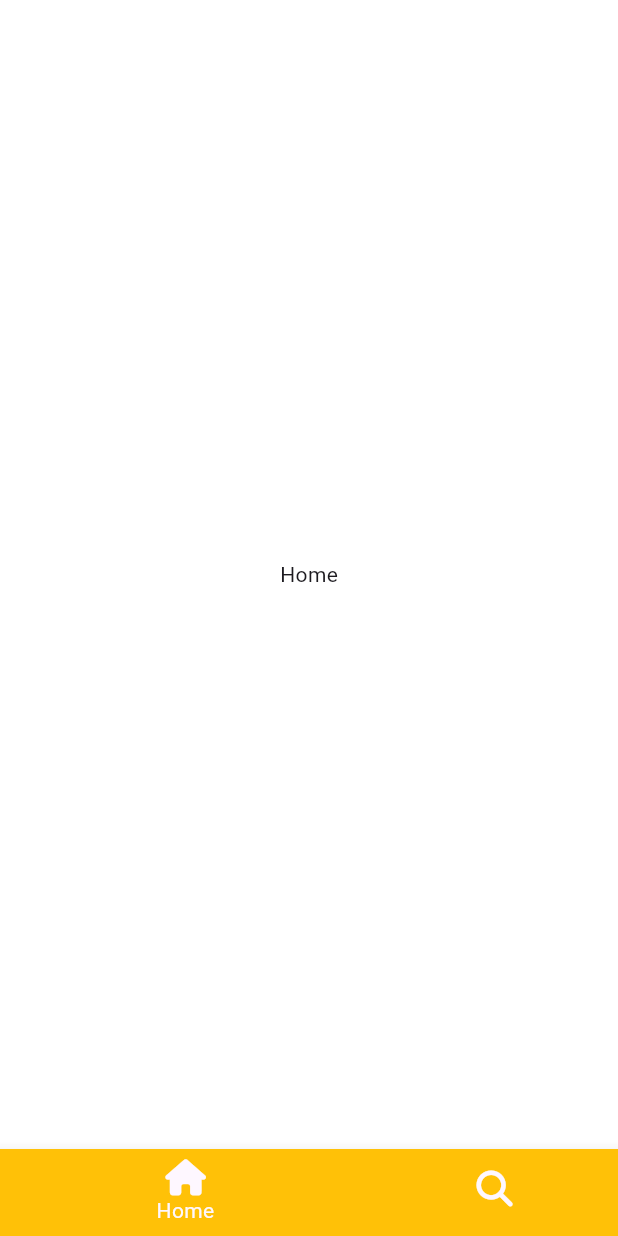
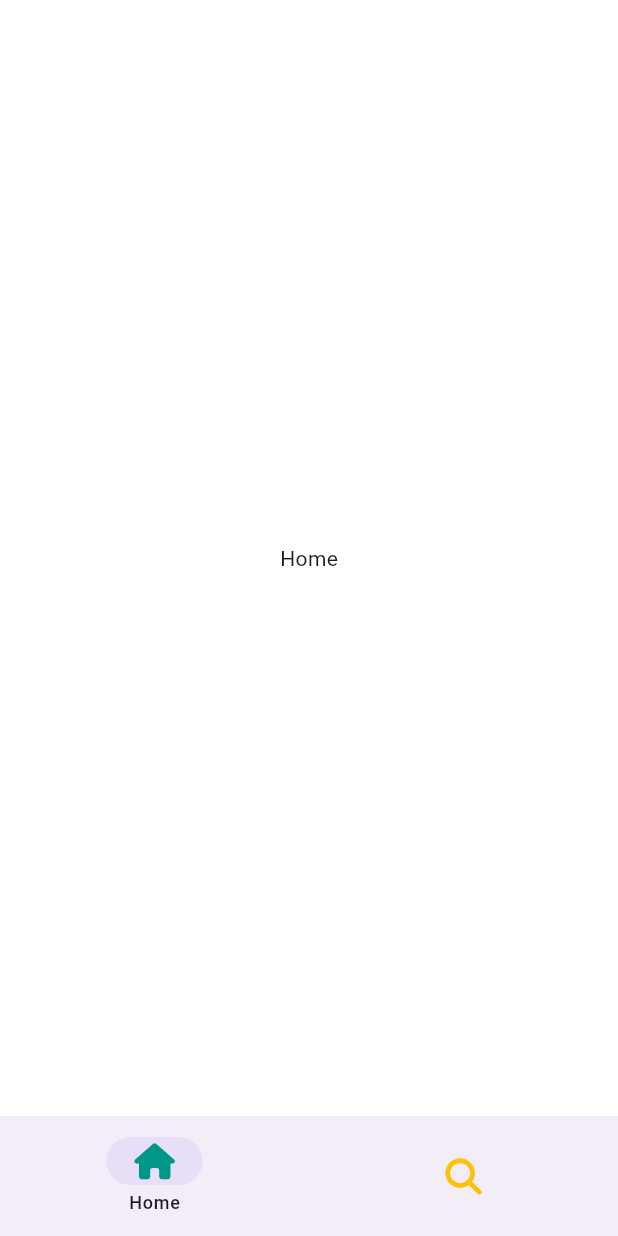
Before and after one commit to RoJaebl/flutter-tiktok, a Flutter app: the screen it shows after launch, on a phone screen of 412 x 824 dp. Run offline on Flutter 3.47's test engine with Material 3 defaults, Android fonts, the phone set to English and light mode, and no system bars; our stand-ins replace font_awesome_flutter.

Commit message:
:hammer: #6.3 NavigationBar

```diff
--- a/lib/features/main_navigation/main_navigation_screen.dart
+++ b/lib/features/main_navigation/main_navigation_screen.dart
@@ -39,23 +39,23 @@
   Widget build(BuildContext context) {
     return Scaffold(
       body: screens[_selectedIndex],
-      bottomNavigationBar: BottomNavigationBar(
-        type: BottomNavigationBarType.shifting,
-        onTap: _onTap,
-        currentIndex: _selectedIndex,
-        // selectedItemColor: Theme.of(context).primaryColor,
-        items: const [
-          BottomNavigationBarItem(
-              icon: FaIcon(FontAwesomeIcons.house),
-              label: "Home",
-              tooltip: "Whar are you?",
-              backgroundColor: Colors.amber),
-          BottomNavigationBarItem(
-            icon: FaIcon(FontAwesomeIcons.magnifyingGlass),
-            label: "Search",
-            tooltip: "Whar are you?",
-            backgroundColor: Colors.blue,
-          ),
+      bottomNavigationBar: NavigationBar(
+        labelBehavior: NavigationDestinationLabelBehavior.onlyShowSelected,
+        selectedIndex: _selectedIndex,
+        onDestinationSelected: _onTap,
+        destinations: const [
+          NavigationDestination(
+              icon: FaIcon(
+                FontAwesomeIcons.house,
+                color: Colors.teal,
+              ),
+              label: "Home"),
+          NavigationDestination(
+              icon: FaIcon(
+                FontAwesomeIcons.magnifyingGlass,
+                color: Colors.amber,
+              ),
+              label: "Search"),
         ],
       ),
     );
```
